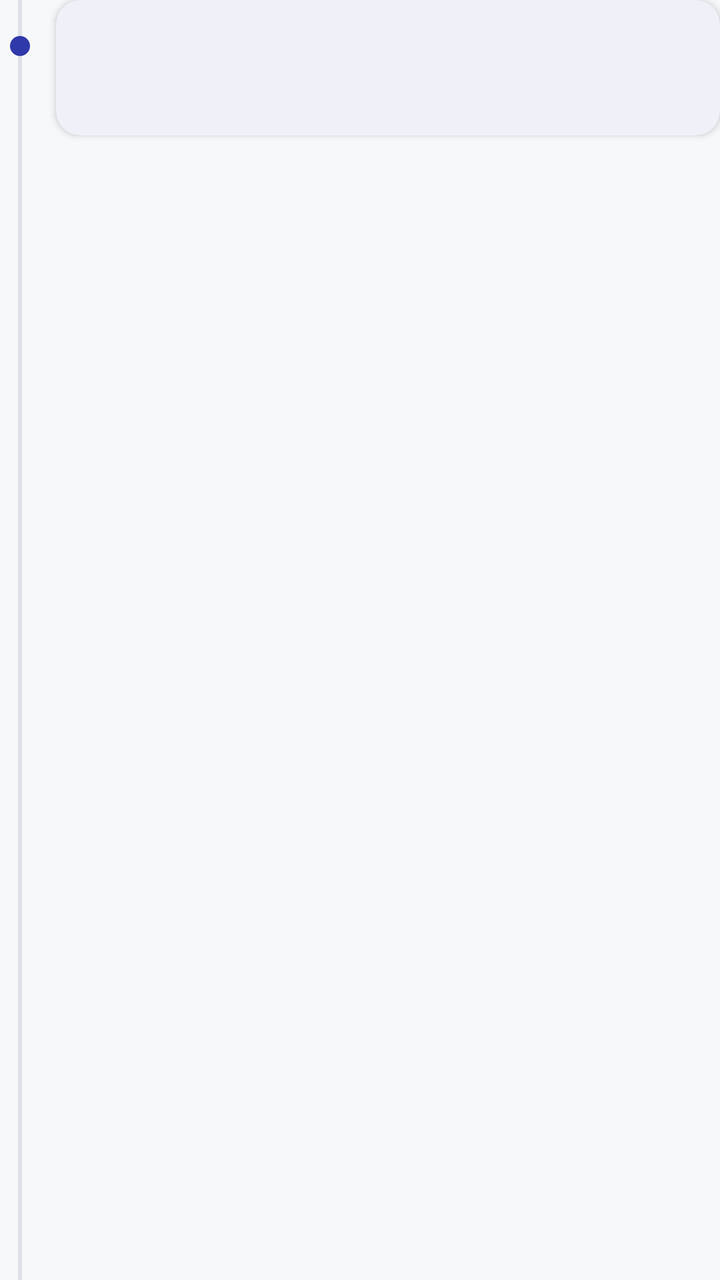
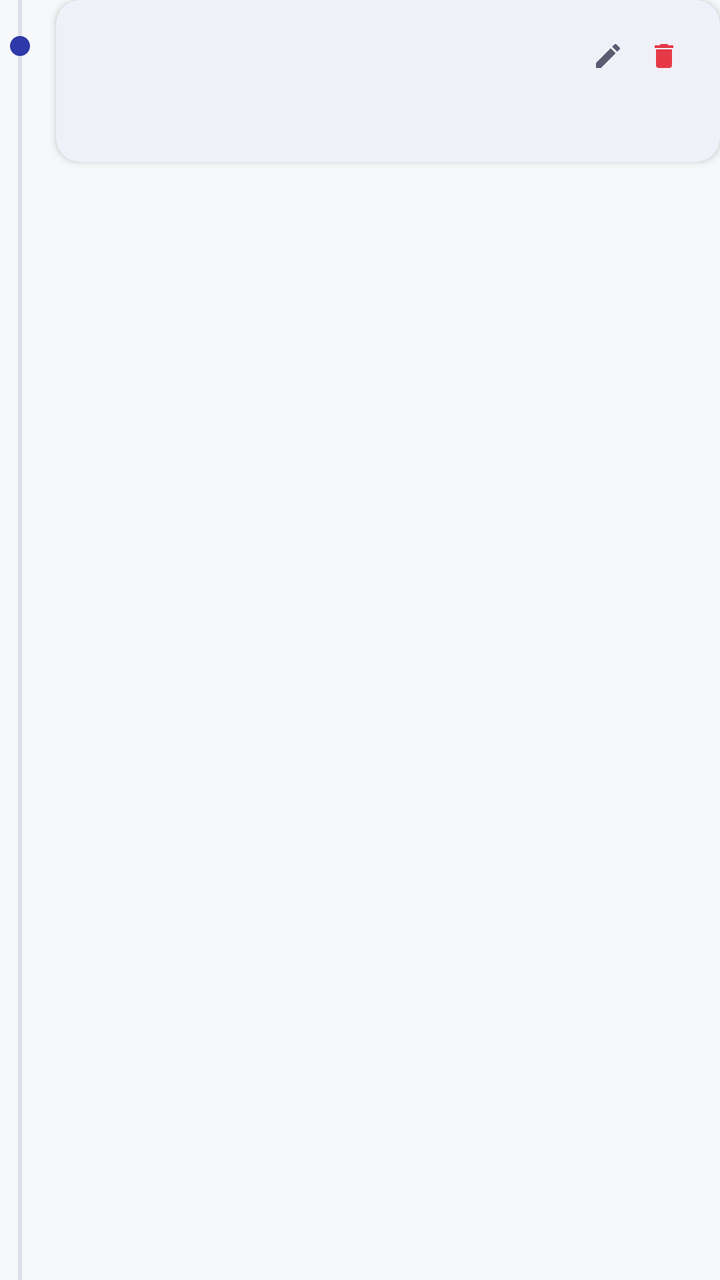

Before-and-after screenshots of an Android layout around one commit, followed by the original layout XML and the change that was made.
<!-- AndroidManifest.xml: application theme Theme.Servitech_Pro -->
<!-- res/layout/item_bitacora.xml -->
<?xml version="1.0" encoding="utf-8"?>
<LinearLayout xmlns:android="http://schemas.android.com/apk/res/android"
xmlns:app="http://schemas.android.com/apk/res-auto"
android:layout_width="match_parent"
android:layout_height="wrap_content"
android:orientation="horizontal">

<FrameLayout
    android:layout_width="20dp"
    android:layout_height="match_parent">

    <View
        android:layout_width="2dp"
        android:layout_height="match_parent"
        android:layout_gravity="center_horizontal"
        android:background="@color/sv_border" />

    <View
        android:layout_width="10dp"
        android:layout_height="10dp"
        android:layout_gravity="top|center_horizontal"
        android:layout_marginTop="18dp"
        android:background="@drawable/bg_dot"
        android:backgroundTint="@color/sv_primary" />
</FrameLayout>

<com.google.android.material.card.MaterialCardView
    android:layout_width="0dp"
    android:layout_height="wrap_content"
    android:layout_marginStart="8dp"
    android:layout_marginBottom="12dp"
    android:layout_weight="1"
    app:cardBackgroundColor="@color/sv_surface"
    app:cardCornerRadius="12dp"
    app:cardElevation="2dp"
    app:strokeWidth="0dp">

    <LinearLayout
        android:layout_width="match_parent"
        android:layout_height="wrap_content"
        android:orientation="vertical"
        android:padding="14dp">

        <LinearLayout
            android:layout_width="match_parent"
            android:layout_height="wrap_content"
            android:gravity="center_vertical"
            android:orientation="horizontal">

            <TextView
                android:id="@+id/tvHora"
                android:layout_width="0dp"
                android:layout_height="wrap_content"
                android:layout_weight="1"
                android:textColor="@color/sv_text_secondary"
                android:textSize="11sp" />

            <ImageView
                android:id="@+id/icPendiente"
                android:layout_width="14dp"
                android:layout_height="14dp"
                android:importantForAccessibility="no"
                android:src="@drawable/ic_sync"
                android:tint="@color/sv_text_secondary"
                android:visibility="gone" />
        </LinearLayout>

        <TextView
            android:id="@+id/tvTexto"
            android:layout_width="match_parent"
            android:layout_height="wrap_content"
            android:layout_marginTop="6dp"
            android:textColor="@color/sv_text_primary"
            android:textSize="14sp" />
    </LinearLayout>
</com.google.android.material.card.MaterialCardView>
</LinearLayout>
<!-- resources referenced by this layout -->
<resources>
  <color name="sv_border">#DDE0E8</color>
  <color name="sv_primary">#2F39A9</color>
  <color name="sv_surface">#FFFFFF</color>
  <color name="sv_text_primary">#1A1A2E</color>
  <color name="sv_text_secondary">#5C5C70</color>
  <!-- drawable bg_dot (drawable) -->
  <?xml version="1.0" encoding="utf-8"?>
  <shape xmlns:android="http://schemas.android.com/apk/res/android" android:shape="oval">
      <solid android:color="#FFFFFF" />
  </shape>
  <!-- drawable ic_sync (drawable) -->
  <?xml version="1.0" encoding="utf-8"?>
  <vector xmlns:android="http://schemas.android.com/apk/res/android"
      android:width="24dp"
      android:height="24dp"
      android:viewportWidth="24"
      android:viewportHeight="24">
      <path
          android:fillColor="#FFFFFFFF"
          android:pathData="M12,4V1L8,5l4,4V6c3.31,0 6,2.69 6,6 0,1.01 -0.25,1.97 -0.7,2.8l1.46,1.46C19.54,15.03 20,13.57 20,12c0,-4.42 -3.58,-8 -8,-8zM12,18c-3.31,0 -6,-2.69 -6,-6 0,-1.01 0.25,-1.97 0.7,-2.8L5.24,7.74C4.46,8.97 4,10.43 4,12c0,4.42 3.58,8 8,8v3l4,-4 -4,-4v3z" />
  </vector>
  <style name="Theme.Servitech_Pro" parent="Base.Theme.Servitech_Pro" />
  <style name="Base.Theme.Servitech_Pro" parent="Theme.Material3.DayNight.NoActionBar">
          <item name="colorPrimary">@color/sv_primary</item>
          <item name="colorOnPrimary">@color/sv_on_primary</item>
          <item name="colorSecondary">@color/sv_secondary</item>
          <item name="colorOnSecondary">@color/sv_on_primary</item>
          <item name="colorTertiary">@color/sv_accent</item>
          <item name="colorSurface">@color/sv_surface</item>
          <item name="colorOnSurface">@color/sv_text_primary</item>
          <item name="colorOnSurfaceVariant">@color/sv_text_secondary</item>
          <item name="colorOutline">@color/sv_border</item>
          <item name="colorError">@color/sv_status_pending</item>
          <item name="android:colorBackground">@color/sv_background</item>
          <item name="colorOnBackground">@color/sv_text_primary</item>
          <item name="android:windowBackground">@color/sv_background</item>
          <item name="android:statusBarColor">@color/sv_background</item>
          <item name="android:navigationBarColor">@color/sv_background</item>
          <item name="android:windowLightStatusBar">true</item>
      </style>
  <color name="sv_on_primary">#FFFFFF</color>
  <color name="sv_secondary">#2E6FA0</color>
  <color name="sv_accent">#49A4BB</color>
  <color name="sv_status_pending">#E63946</color>
  <color name="sv_background">#F7F8FA</color>
</resources>

<!-- the commit's change to res/layout/item_bitacora.xml (unified diff, before → after) -->
@@ -1,77 +1,98 @@
 <?xml version="1.0" encoding="utf-8"?>
 <LinearLayout xmlns:android="http://schemas.android.com/apk/res/android"
-xmlns:app="http://schemas.android.com/apk/res-auto"
-android:layout_width="match_parent"
-android:layout_height="wrap_content"
-android:orientation="horizontal">
+    xmlns:app="http://schemas.android.com/apk/res-auto"
+    android:layout_width="match_parent"
+    android:layout_height="wrap_content"
+    android:orientation="horizontal">
 
-<FrameLayout
-    android:layout_width="20dp"
-    android:layout_height="match_parent">
+    <FrameLayout
+        android:layout_width="20dp"
+        android:layout_height="match_parent">
 
-    <View
-        android:layout_width="2dp"
-        android:layout_height="match_parent"
-        android:layout_gravity="center_horizontal"
-        android:background="@color/sv_border" />
+        <View
+            android:layout_width="2dp"
+            android:layout_height="match_parent"
+            android:layout_gravity="center_horizontal"
+            android:background="@color/sv_border" />
 
-    <View
-        android:layout_width="10dp"
-        android:layout_height="10dp"
-        android:layout_gravity="top|center_horizontal"
-        android:layout_marginTop="18dp"
-        android:background="@drawable/bg_dot"
-        android:backgroundTint="@color/sv_primary" />
-</FrameLayout>
+        <View
+            android:layout_width="10dp"
+            android:layout_height="10dp"
+            android:layout_gravity="top|center_horizontal"
+            android:layout_marginTop="18dp"
+            android:background="@drawable/bg_dot"
+            android:backgroundTint="@color/sv_primary" />
+    </FrameLayout>
 
-<com.google.android.material.card.MaterialCardView
-    android:layout_width="0dp"
-    android:layout_height="wrap_content"
-    android:layout_marginStart="8dp"
-    android:layout_marginBottom="12dp"
-    android:layout_weight="1"
-    app:cardBackgroundColor="@color/sv_surface"
-    app:cardCornerRadius="12dp"
-    app:cardElevation="2dp"
-    app:strokeWidth="0dp">
-
-    <LinearLayout
-        android:layout_width="match_parent"
+    <com.google.android.material.card.MaterialCardView
+        android:layout_width="0dp"
         android:layout_height="wrap_content"
-        android:orientation="vertical"
-        android:padding="14dp">
+        android:layout_marginStart="8dp"
+        android:layout_marginBottom="12dp"
+        android:layout_weight="1"
+        app:cardBackgroundColor="@color/sv_surface"
+        app:cardCornerRadius="12dp"
+        app:cardElevation="2dp"
+        app:strokeWidth="0dp">
 
         <LinearLayout
             android:layout_width="match_parent"
             android:layout_height="wrap_content"
-            android:gravity="center_vertical"
-            android:orientation="horizontal">
+            android:orientation="vertical"
+            android:padding="14dp">
+
+            <LinearLayout
+                android:layout_width="match_parent"
+                android:layout_height="wrap_content"
+                android:gravity="center_vertical"
+                android:orientation="horizontal">
+
+                <TextView
+                    android:id="@+id/tvHora"
+                    android:layout_width="0dp"
+                    android:layout_height="wrap_content"
+                    android:layout_weight="1"
+                    android:textColor="@color/sv_text_secondary"
+                    android:textSize="11sp" />
+
+                <ImageView
+                    android:id="@+id/icPendiente"
+                    android:layout_width="14dp"
+                    android:layout_height="14dp"
+                    android:layout_marginEnd="6dp"
+                    android:importantForAccessibility="no"
+                    android:src="@drawable/ic_sync"
+                    android:visibility="gone"
+                    app:tint="@color/sv_text_secondary" />
+
+                <ImageView
+                    android:id="@+id/btnEditar"
+                    android:layout_width="28dp"
+                    android:layout_height="28dp"
+                    android:background="?attr/selectableItemBackgroundBorderless"
+                    android:contentDescription="@string/bitacora_editar"
+                    android:padding="6dp"
+                    android:src="@drawable/ic_edit"
+                    app:tint="@color/sv_text_secondary" />
+
+                <ImageView
+                    android:id="@+id/btnEliminar"
+                    android:layout_width="28dp"
+                    android:layout_height="28dp"
+                    android:background="?attr/selectableItemBackgroundBorderless"
+                    android:contentDescription="@string/bitacora_eliminar"
+                    android:padding="6dp"
+                    android:src="@drawable/ic_delete"
+                    app:tint="@color/sv_status_pending" />
+            </LinearLayout>
 
             <TextView
-                android:id="@+id/tvHora"
-                android:layout_width="0dp"
+                android:id="@+id/tvTexto"
+                android:layout_width="match_parent"
                 android:layout_height="wrap_content"
-                android:layout_weight="1"
-                android:textColor="@color/sv_text_secondary"
-                android:textSize="11sp" />
-
-            <ImageView
-                android:id="@+id/icPendiente"
-                android:layout_width="14dp"
-                android:layout_height="14dp"
-                android:importantForAccessibility="no"
-                android:src="@drawable/ic_sync"
-                android:tint="@color/sv_text_secondary"
-                android:visibility="gone" />
+                android:layout_marginTop="6dp"
+                android:textColor="@color/sv_text_primary"
+                android:textSize="14sp" />
         </LinearLayout>
-
-        <TextView
-            android:id="@+id/tvTexto"
-            android:layout_width="match_parent"
-            android:layout_height="wrap_content"
-            android:layout_marginTop="6dp"
-            android:textColor="@color/sv_text_primary"
-            android:textSize="14sp" />
-    </LinearLayout>
-</com.google.android.material.card.MaterialCardView>
+    </com.google.android.material.card.MaterialCardView>
 </LinearLayout>
<!-- resource entries referenced after the edit -->
@@ -10,6 +10,22 @@
   <shape xmlns:android="http://schemas.android.com/apk/res/android" android:shape="oval">
       <solid android:color="#FFFFFF" />
   </shape>
+  <!-- drawable ic_delete (drawable) -->
+  <?xml version="1.0" encoding="utf-8"?>
+  <vector xmlns:android="http://schemas.android.com/apk/res/android"
+      android:width="24dp" android:height="24dp"
+      android:viewportWidth="24" android:viewportHeight="24">
+      <path android:fillColor="#FFFFFFFF"
+          android:pathData="M6,19c0,1.1 0.9,2 2,2h8c1.1,0 2,-0.9 2,-2V7H6v12zM19,4h-3.5l-1,-1h-5l-1,1H5v2h14V4z" />
+  </vector>
+  <!-- drawable ic_edit (drawable) -->
+  <?xml version="1.0" encoding="utf-8"?>
+  <vector xmlns:android="http://schemas.android.com/apk/res/android"
+      android:width="24dp" android:height="24dp"
+      android:viewportWidth="24" android:viewportHeight="24">
+      <path android:fillColor="#FFFFFFFF"
+          android:pathData="M3,17.25V21h3.75L17.81,9.94l-3.75,-3.75L3,17.25zM20.71,7.04c0.39,-0.39 0.39,-1.02 0,-1.41l-2.34,-2.34c-0.39,-0.39 -1.02,-0.39 -1.41,0l-1.83,1.83 3.75,3.75 1.83,-1.83z" />
+  </vector>
   <!-- drawable ic_sync (drawable) -->
   <?xml version="1.0" encoding="utf-8"?>
   <vector xmlns:android="http://schemas.android.com/apk/res/android"
@@ -21,6 +37,8 @@
           android:fillColor="#FFFFFFFF"
           android:pathData="M12,4V1L8,5l4,4V6c3.31,0 6,2.69 6,6 0,1.01 -0.25,1.97 -0.7,2.8l1.46,1.46C19.54,15.03 20,13.57 20,12c0,-4.42 -3.58,-8 -8,-8zM12,18c-3.31,0 -6,-2.69 -6,-6 0,-1.01 0.25,-1.97 0.7,-2.8L5.24,7.74C4.46,8.97 4,10.43 4,12c0,4.42 3.58,8 8,8v3l4,-4 -4,-4v3z" />
   </vector>
+  <string name="bitacora_editar">Editar nota</string>
+  <string name="bitacora_eliminar">Eliminar nota</string>
   <style name="Theme.Servitech_Pro" parent="Base.Theme.Servitech_Pro" />
   <style name="Base.Theme.Servitech_Pro" parent="Theme.Material3.DayNight.NoActionBar">
           <item name="colorPrimary">@color/sv_primary</item>
